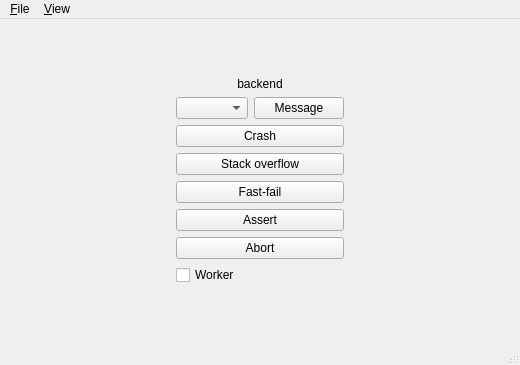
Qt form sentrywindow.ui (jpnurmi/sentry-playground) before a commit.
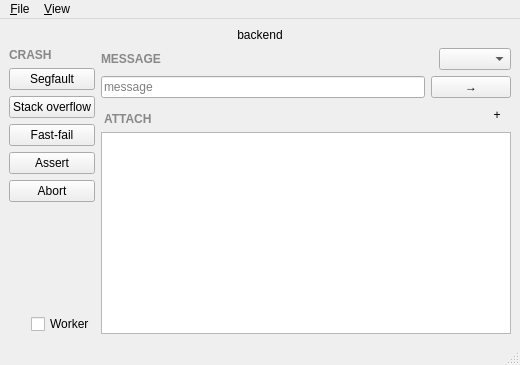
The same form after that commit.

```diff
--- a/sentrywindow.ui
+++ b/sentrywindow.ui
@@ -14,21 +14,8 @@
    <string>Sentry Playground</string>
   </property>
   <widget class="QWidget" name="centralwidget">
-   <layout class="QGridLayout" name="gridLayout">
-    <item row="0" column="1">
-     <spacer name="verticalSpacer">
-      <property name="orientation">
-       <enum>Qt::Orientation::Vertical</enum>
-      </property>
-      <property name="sizeHint" stdset="0">
-       <size>
-        <width>0</width>
-        <height>0</height>
-       </size>
-      </property>
-     </spacer>
-    </item>
-    <item row="1" column="1">
+   <layout class="QVBoxLayout" name="rootLayout">
+    <item>
      <widget class="QLabel" name="backendLabel">
       <property name="text">
        <string>backend</string>
@@ -38,108 +25,95 @@
       </property>
      </widget>
     </item>
-    <item row="2" column="0">
-     <spacer name="horizontalSpacer">
-      <property name="orientation">
-       <enum>Qt::Orientation::Horizontal</enum>
-      </property>
-      <property name="sizeHint" stdset="0">
-       <size>
-        <width>0</width>
-        <height>0</height>
-       </size>
-      </property>
-     </spacer>
-    </item>
-    <item row="2" column="2">
-     <spacer name="horizontalSpacer_2">
-      <property name="orientation">
-       <enum>Qt::Orientation::Horizontal</enum>
-      </property>
-      <property name="sizeHint" stdset="0">
-       <size>
-        <width>0</width>
-        <height>0</height>
-       </size>
-      </property>
-     </spacer>
-    </item>
-    <item row="2" column="1">
-     <layout class="QHBoxLayout" name="messageLayout">
       <item>
-       <widget class="QComboBox" name="messageLevelBox">
-        <property name="sizePolicy">
-         <sizepolicy hsizetype="Maximum" vsizetype="Fixed">
-          <horstretch>0</horstretch>
-          <verstretch>0</verstretch>
-         </sizepolicy>
-        </property>
-        <property name="sizeAdjustPolicy">
-         <enum>QComboBox::SizeAdjustPolicy::AdjustToContents</enum>
-        </property>
-       </widget>
-      </item>
+     <layout class="QHBoxLayout" name="columnsLayout">
       <item>
-       <widget class="QPushButton" name="captureMessageButton">
-        <property name="sizePolicy">
-         <sizepolicy hsizetype="MinimumExpanding" vsizetype="Fixed">
-          <horstretch>0</horstretch>
-          <verstretch>0</verstretch>
-         </sizepolicy>
+       <layout class="QVBoxLayout" name="leftColumn">
+        <item>
+         <widget class="QLabel" name="crashesHeader">
+          <property name="styleSheet">
+           <string notr="true">color: #888; font-weight: bold;</string>
         </property>
         <property name="text">
-         <string>Message</string>
+           <string>CRASH</string>
         </property>
        </widget>
       </item>
-     </layout>
-    </item>
-    <item row="3" column="1">
+        <item>
      <widget class="QPushButton" name="crashButton">
       <property name="text">
-       <string>Crash</string>
+           <string>Segfault</string>
       </property>
      </widget>
     </item>
-    <item row="4" column="1">
+        <item>
      <widget class="QPushButton" name="stackOverflowButton">
       <property name="text">
        <string>Stack overflow</string>
       </property>
      </widget>
     </item>
-    <item row="5" column="1">
+        <item>
      <widget class="QPushButton" name="fastfailButton">
       <property name="text">
        <string>Fast-fail</string>
       </property>
      </widget>
     </item>
-    <item row="6" column="1">
+        <item>
      <widget class="QPushButton" name="assertButton">
       <property name="text">
        <string>Assert</string>
       </property>
      </widget>
     </item>
-    <item row="7" column="1">
+        <item>
      <widget class="QPushButton" name="abortButton">
       <property name="text">
        <string>Abort</string>
       </property>
      </widget>
     </item>
-    <item row="8" column="1">
+        <item>
+         <spacer name="leftSpacer">
+          <property name="orientation">
+           <enum>Qt::Orientation::Vertical</enum>
+          </property>
+          <property name="sizeHint" stdset="0">
+           <size>
+            <width>0</width>
+            <height>0</height>
+           </size>
+          </property>
+         </spacer>
+        </item>
+        <item alignment="Qt::AlignmentFlag::AlignRight">
      <widget class="QCheckBox" name="workerBox">
       <property name="text">
        <string>Worker</string>
       </property>
      </widget>
     </item>
-    <item row="9" column="1">
-     <spacer name="verticalSpacer_2">
+       </layout>
+      </item>
+      <item>
+       <layout class="QVBoxLayout" name="rightColumn">
+        <item>
+         <layout class="QHBoxLayout" name="captureHeaderLayout">
+          <item>
+           <widget class="QLabel" name="captureHeader">
+            <property name="styleSheet">
+             <string notr="true">color: #888; font-weight: bold;</string>
+            </property>
+            <property name="text">
+             <string>MESSAGE</string>
+            </property>
+           </widget>
+          </item>
+          <item>
+           <spacer name="captureHeaderSpacer">
       <property name="orientation">
-       <enum>Qt::Orientation::Vertical</enum>
+             <enum>Qt::Orientation::Horizontal</enum>
       </property>
       <property name="sizeHint" stdset="0">
        <size>
@@ -148,6 +122,99 @@
        </size>
       </property>
      </spacer>
+          </item>
+          <item>
+           <widget class="QComboBox" name="messageLevelBox">
+            <property name="sizePolicy">
+             <sizepolicy hsizetype="Maximum" vsizetype="Fixed">
+              <horstretch>0</horstretch>
+              <verstretch>0</verstretch>
+             </sizepolicy>
+            </property>
+            <property name="sizeAdjustPolicy">
+             <enum>QComboBox::SizeAdjustPolicy::AdjustToContents</enum>
+            </property>
+           </widget>
+          </item>
+         </layout>
+        </item>
+        <item>
+         <layout class="QHBoxLayout" name="messageLayout">
+          <item>
+           <widget class="QLineEdit" name="messageText">
+            <property name="placeholderText">
+             <string>message</string>
+            </property>
+           </widget>
+          </item>
+          <item>
+           <widget class="QPushButton" name="captureMessageButton">
+            <property name="sizePolicy">
+             <sizepolicy hsizetype="Maximum" vsizetype="Fixed">
+              <horstretch>0</horstretch>
+              <verstretch>0</verstretch>
+             </sizepolicy>
+            </property>
+            <property name="text">
+             <string>→</string>
+            </property>
+           </widget>
+          </item>
+         </layout>
+        </item>
+        <item>
+         <layout class="QHBoxLayout" name="attachmentHeaderLayout">
+          <item>
+           <widget class="QLabel" name="attachmentHeader">
+            <property name="styleSheet">
+             <string notr="true">color: #888; font-weight: bold; margin-top: 8px;</string>
+            </property>
+            <property name="text">
+             <string>ATTACH</string>
+            </property>
+           </widget>
+          </item>
+          <item>
+           <spacer name="attachmentHeaderSpacer">
+            <property name="orientation">
+             <enum>Qt::Orientation::Horizontal</enum>
+            </property>
+            <property name="sizeHint" stdset="0">
+             <size>
+              <width>0</width>
+              <height>0</height>
+             </size>
+            </property>
+           </spacer>
+          </item>
+          <item>
+           <widget class="QToolButton" name="addButton">
+            <property name="toolTip">
+             <string>Add attachment…</string>
+            </property>
+            <property name="styleSheet">
+             <string notr="true">QToolButton { border: none; background: transparent; padding: 2px 6px; }</string>
+            </property>
+            <property name="text">
+             <string>+</string>
+            </property>
+            <property name="autoRaise">
+             <bool>true</bool>
+            </property>
+           </widget>
+          </item>
+         </layout>
+        </item>
+        <item>
+         <widget class="QListWidget" name="attachmentList">
+          <property name="contextMenuPolicy">
+           <enum>Qt::ContextMenuPolicy::CustomContextMenu</enum>
+          </property>
+         </widget>
+        </item>
+       </layout>
+      </item>
+     </layout>
     </item>
    </layout>
   </widget>
```
Lines whose indentation alone changed are shown as unchanged.
